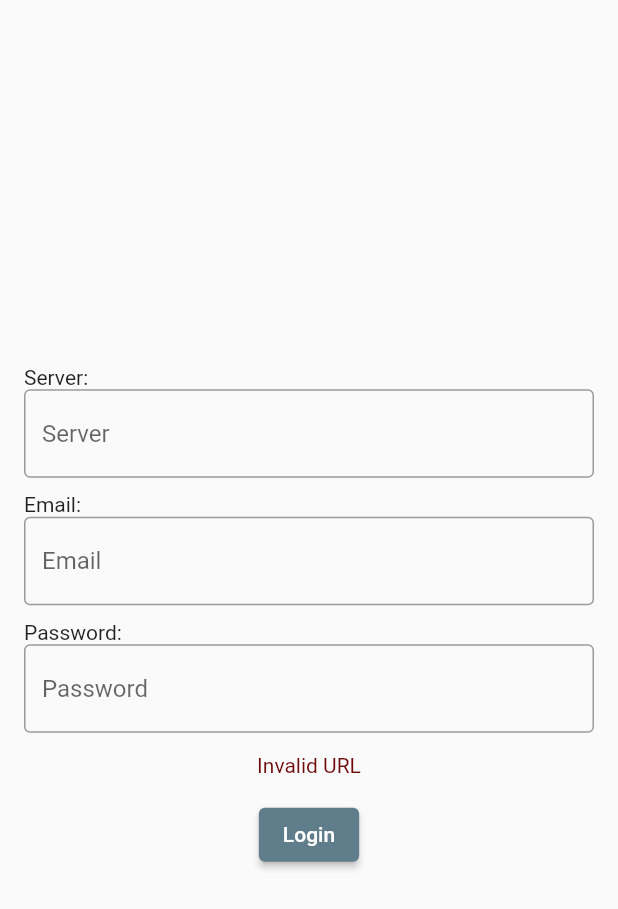
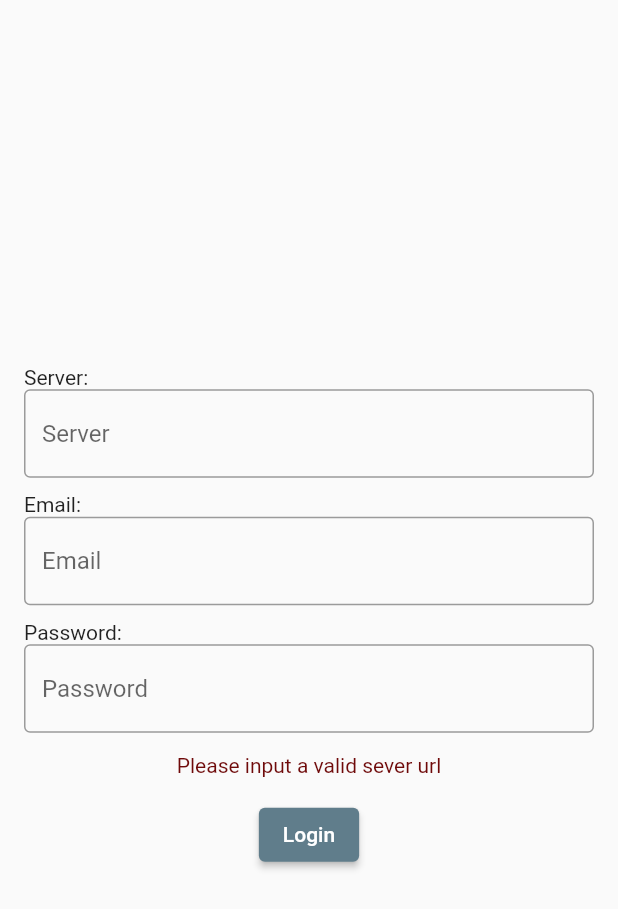
Before and after one commit to mitras2/photo_cloud_app, a Flutter app: the screen it shows after launch, after a tap on "Login", on a phone screen of 412 x 824 dp. Shown: the top 909 px of the screen. Run offline on Flutter 3.47's test engine with Material 2 defaults, Android fonts, the phone set to English and light mode, and no system bars; our stand-ins replace shared_preferences; missing offline and left inert: result_type, validated; generated files the repository leaves out were written again.

Commit message:
Added localized messages for errors in the login form

```diff
--- a/lib/l10n/app_de.arb
+++ b/lib/l10n/app_de.arb
@@ -6,5 +6,8 @@
   "password": "Passwort",
   "button_login": "Anmelden",
   "button_logging_in": "Wird angemendet",
-  "welcome": "Wilkommen"
+  "welcome": "Wilkommen",
+  "login_error_message_server": "Bitte gib die Adresse deines PhotoCloud Servers an",
+  "login_error_message_email": "Bitte gibt die E-Mail Adresse deines Benutzerkontos an",
+  "login_error_message_password": "Bitte gibt dein Passwort ein"
 }
--- a/lib/l10n/app_en.arb
+++ b/lib/l10n/app_en.arb
@@ -9,5 +9,8 @@
   "password": "Password",
   "button_login": "Login",
   "button_logging_in": "Loggin in",
-  "welcome": "Welcome"
+  "welcome": "Welcome",
+  "login_error_message_server": "Please input a valid sever url",
+  "login_error_message_email": "Please input a valid email address",
+  "login_error_message_password": "Please your password"
 }
--- a/lib/screens/login_screen.dart
+++ b/lib/screens/login_screen.dart
@@ -30,7 +30,11 @@ class _LoginScreenState extends State<LoginScreen> {
       loginAttemptRunning = true;
     });
 
-    bool isValid = this.validateInputs();
+    String url = textServer.value.text.trim();
+    String emailAddress = textUser.value.text.trim();
+    String password = textPassword.value.text.trim();
+
+    bool isValid = validateInputs(serverUrl: url, email: emailAddress, password: password);
     if(!isValid) {
       setState(() {
         loginAttemptRunning = false;
@@ -38,16 +42,12 @@ class _LoginScreenState extends State<LoginScreen> {
       return;
     }
 
-    String url = textServer.value.text;
-    String user = textUser.value.text;
-    String password = textPassword.value.text;
-
     Uri? serverUri;
     try {
       serverUri = Uri.parse(url);
     } on Exception {
       setState(() {
-        errorMessage = "Invalid Server URL";
+        errorMessage = errorMessage = AppLocalizations.of(context).login_error_message_server;
         loginAttemptRunning = false;
       });
       return;
@@ -55,25 +55,24 @@ class _LoginScreenState extends State<LoginScreen> {
 
     var result = await loginUser(
         serverBaseUrl: serverUri,
-        username: user,
+        email: emailAddress,
         password: password);
 
     setState(() {
       if (result.isFailure) {
         errorMessage = result.failure.errorMessage;
-      } else {
-        errorMessage = "";
       }
     });
 
-    //TODO: If successful, end this section of the app
     if (result.isSuccess) {
       setState(() {
+        // TODO: Uncomment
+        // errorMessage = "";
         errorMessage = "Success";
       });
 
       //Save the User-Login
-      await saveUserLogin(loginDTO: result.success, serverAddress: serverUri, username: user);
+      await saveUserLogin(loginDTO: result.success, serverAddress: serverUri, username: emailAddress);
       var userLogin = await getUserLogin();
       Navigator.pushNamed(context, Routes.home, arguments: userLogin);
     }
@@ -83,28 +82,24 @@ class _LoginScreenState extends State<LoginScreen> {
     });
   }
 
-  bool validateInputs() {
-    String url = textServer.value.text;
-
-    if(url.trim().isEmpty || !isURL(url)) {
+  bool validateInputs({required String serverUrl, required String email, required String password}) {
+    if(serverUrl.isEmpty || !isURL(serverUrl)) {
       setState(() {
-        errorMessage = "Invalid URL";
+        errorMessage = AppLocalizations.of(context).login_error_message_server;
       });
      return false;
     }
 
-    String user = textUser.value.text;
-    if(user.trim().isEmpty) {
+    if(email.isEmpty || isEmail(email)) {
       setState(() {
-        errorMessage = "A username is required";
+        errorMessage = AppLocalizations.of(context).login_error_message_email;
       });
       return false;
     }
 
-    String password = textPassword.value.text;
     if(password.isEmpty) {
       setState(() {
-        errorMessage = "A password is required";
+        errorMessage = AppLocalizations.of(context).login_error_message_password;
       });
       return false;
     }
```
